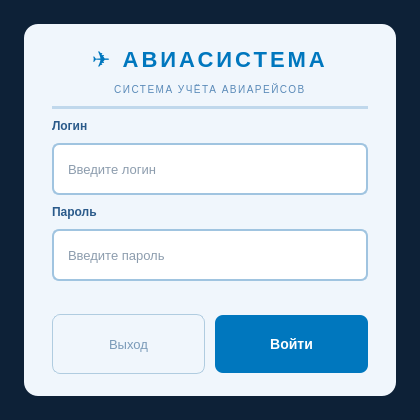
Before: the Qt Designer form ui/vhod.ui in Panamka207/L2_web, drawn with Qt 5.
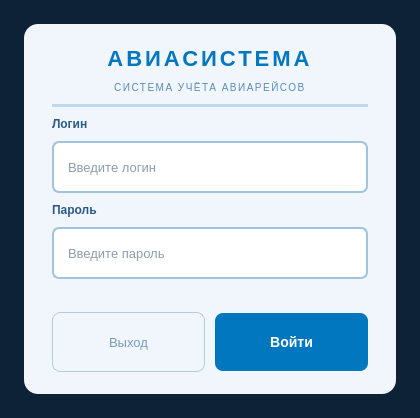
After: the same form once the commit is applied.

Patch:
```diff
--- a/ui/vhod.ui
+++ b/ui/vhod.ui
@@ -99,7 +99,7 @@
 
       <item>
        <widget class="QLabel" name="logoLabel">
-        <property name="text"><string>✈ АВИАСИСТЕМА</string></property>
+        <property name="text"><string>АВИАСИСТЕМА</string></property>
         <property name="alignment"><set>Qt::AlignCenter</set></property>
        </widget>
       </item>
```
